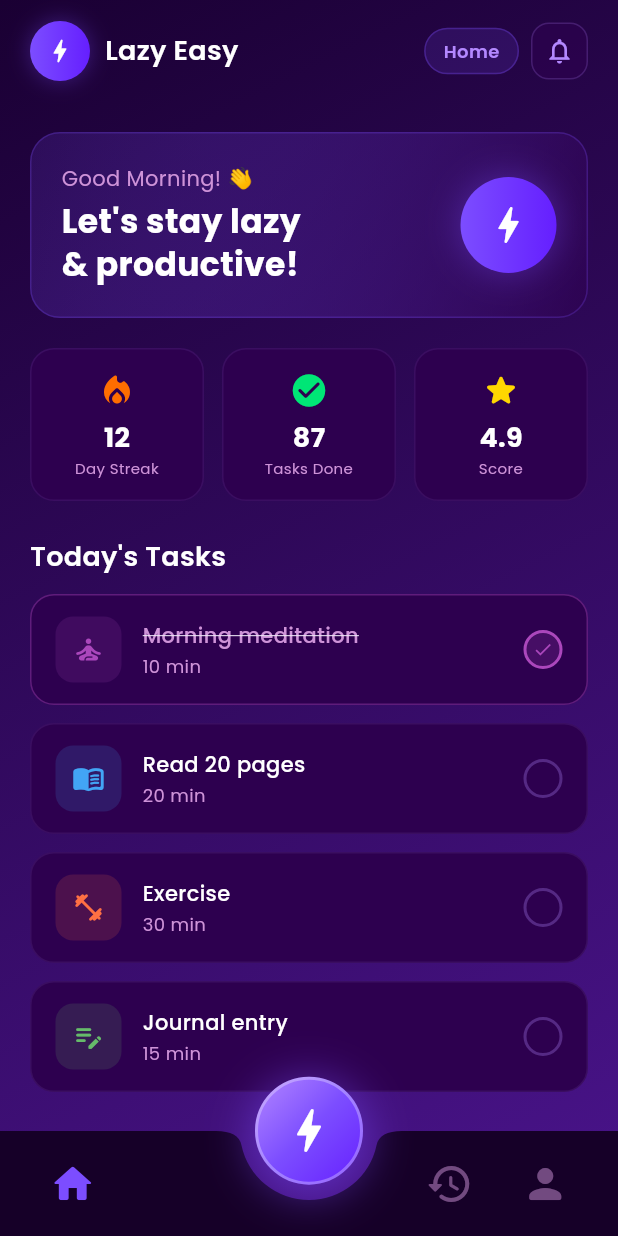
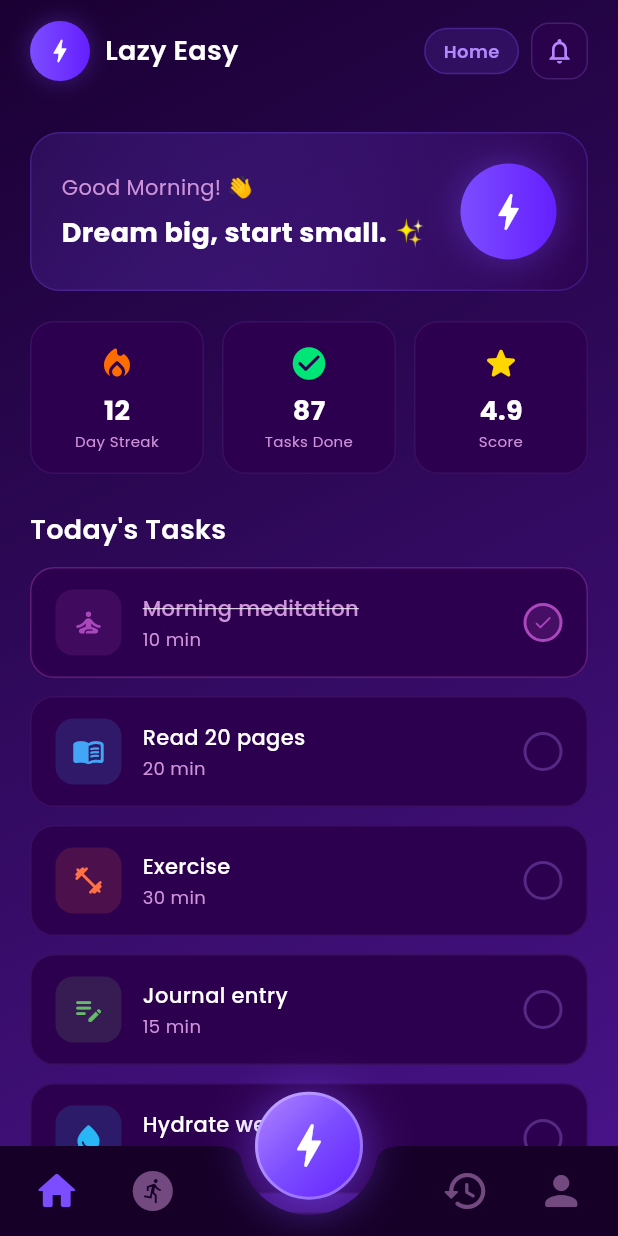
Before and after one commit to Sivakeerthivasan/Lazy-Easy, a Flutter app: the HomeScreen screen opened by its route, on a phone screen of 412 x 824 dp. Run offline on Flutter 3.47's test engine with Material 3 defaults, Android fonts, the light colour scheme and no system bars; our stand-ins replace go_router, google_fonts.

Commit message:
collab tab and changed some design

```diff
--- a/lib/features/presentation/pages/home_screen.dart
+++ b/lib/features/presentation/pages/home_screen.dart
@@ -1,6 +1,7 @@
 import 'package:flutter/material.dart';
 import 'package:google_fonts/google_fonts.dart';
 import 'package:lazy_easy/core/app_theme.dart';
+import 'package:lazy_easy/features/presentation/pages/tabs/collab_tab.dart';
 import 'package:lazy_easy/features/presentation/pages/tabs/home_tab.dart';
 import 'package:lazy_easy/features/presentation/pages/tabs/streaks_tab.dart';
 import 'package:lazy_easy/features/presentation/pages/tabs/history_tab.dart';
@@ -13,8 +14,7 @@ class HomeScreen extends StatefulWidget {
   State<HomeScreen> createState() => _HomeScreenState();
 }
 
-class _HomeScreenState extends State<HomeScreen>
-    with TickerProviderStateMixin {
+class _HomeScreenState extends State<HomeScreen> with TickerProviderStateMixin {
   int _currentIndex = 0;
 
   late final AnimationController _fadeController;
@@ -23,7 +23,7 @@ class _HomeScreenState extends State<HomeScreen>
   late final AnimationController _bounceController;
   late final Animation<double> _bounceAnim;
 
-  static const _titles = ['Home', 'Streaks', 'History', 'Profile'];
+  static const _titles = ['Home', 'Collab', 'Streaks', 'History', 'Profile'];
 
   @override
   void initState() {
@@ -64,10 +64,12 @@ class _HomeScreenState extends State<HomeScreen>
       case 0:
         return const HomeTab();
       case 1:
+        return const CollabTab();
+      case 2:
         return const StreaksTab();
-      case 2:
+      case 3:
         return const HistoryTab();
-      case 3:
+      case 4:
         return const ProfileTab();
       default:
         return const HomeTab();
@@ -87,7 +89,7 @@ class _HomeScreenState extends State<HomeScreen>
           return Transform.translate(
             offset: Offset(0, _bounceAnim.value),
             child: GestureDetector(
-              onTap: () => _onTabTapped(1),
+              onTap: () => _onTabTapped(2),
               child: Container(
                 height: 72,
                 width: 72,
@@ -132,7 +134,7 @@ class _HomeScreenState extends State<HomeScreen>
         color: const Color(0xFF160028),
         elevation: 0,
         padding: EdgeInsets.zero,
-        height: 70,
+        height: 60,
         child: Row(
           mainAxisAlignment: MainAxisAlignment.spaceAround,
           children: [
@@ -143,6 +145,11 @@ class _HomeScreenState extends State<HomeScreen>
                   icon: Icons.home_rounded,
                   isSelected: _currentIndex == 0,
                   onTap: () => _onTabTapped(0),
+                ),
+                _NavButton(
+                  icon: Icons.run_circle,
+                  isSelected: _currentIndex == 1,
+                  onTap: () => _onTabTapped(1),
                 ),
                 SizedBox(width: mq.size.width * 0.05),
               ],
@@ -155,13 +162,13 @@ class _HomeScreenState extends State<HomeScreen>
                 SizedBox(width: mq.size.width * 0.05),
                 _NavButton(
                   icon: Icons.history_rounded,
-                  isSelected: _currentIndex == 2,
-                  onTap: () => _onTabTapped(2),
+                  isSelected: _currentIndex == 3,
+                  onTap: () => _onTabTapped(3),
                 ),
                 _NavButton(
                   icon: Icons.person_rounded,
-                  isSelected: _currentIndex == 3,
-                  onTap: () => _onTabTapped(3),
+                  isSelected: _currentIndex == 4,
+                  onTap: () => _onTabTapped(4),
                 ),
               ],
             ),
@@ -215,7 +222,9 @@ class _NavButton extends StatelessWidget {
       icon: Icon(
         icon,
         size: 32,
-        color: isSelected ? AppTheme.primaryColor : AppTheme.textMuted.withValues(alpha: 0.5),
+        color: isSelected
+            ? AppTheme.primaryColor
+            : AppTheme.textMuted.withValues(alpha: 0.5),
       ),
       padding: const EdgeInsets.symmetric(horizontal: 16),
       constraints: const BoxConstraints(),
@@ -254,7 +263,11 @@ class _AppBar extends StatelessWidget {
                 ),
               ],
             ),
-            child: const Icon(Icons.bolt_rounded, size: 20, color: Colors.white),
+            child: const Icon(
+              Icons.bolt_rounded,
+              size: 20,
+              color: Colors.white,
+            ),
           ),
           const SizedBox(width: 10),
           Text(
--- a/lib/features/presentation/pages/tabs/home_tab.dart
+++ b/lib/features/presentation/pages/tabs/home_tab.dart
@@ -1,16 +1,66 @@
+import 'dart:async';
 import 'package:flutter/material.dart';
 import 'package:google_fonts/google_fonts.dart';
 import 'package:lazy_easy/core/app_theme.dart';
 
-class HomeTab extends StatelessWidget {
+class HomeTab extends StatefulWidget {
   const HomeTab({super.key});
+
+  @override
+  State<HomeTab> createState() => _HomeTabState();
+}
+
+class _HomeTabState extends State<HomeTab> {
+  final List<String> _quotes = [
+    "Dream big, start small. ✨",
+    "Small steps every day. 🚶",
+    "You are capable of amazing things.",
+    "Make today count. 🎯",
+    "Don't stop until you're proud.",
+  ];
+  int _currentQuoteIndex = 0;
+  Timer? _timer;
+
+  late ScrollController _scrollController;
+  bool _showStickyReminder = false;
+
+  @override
+  void initState() {
+    super.initState();
+    _scrollController = ScrollController();
+    _scrollController.addListener(() {
+      if (_scrollController.offset > 120 && !_showStickyReminder) {
+        setState(() => _showStickyReminder = true);
+      } else if (_scrollController.offset <= 120 && _showStickyReminder) {
+        setState(() => _showStickyReminder = false);
+      }
+    });
+
+    _timer = Timer.periodic(const Duration(seconds: 3), (timer) {
+      if (mounted) {
+        setState(() {
+          _currentQuoteIndex = (_currentQuoteIndex + 1) % _quotes.length;
+        });
+      }
+    });
+  }
+
+  @override
+  void dispose() {
+    _timer?.cancel();
+    _scrollController.dispose();
+    super.dispose();
+  }
 
   @override
   Widget build(BuildContext context) {
     final size = MediaQuery.of(context).size;
     final isSmall = size.width < 400;
 
-    return SingleChildScrollView(
+    return Stack(
+      children: [
+        SingleChildScrollView(
+          controller: _scrollController,
           physics: const BouncingScrollPhysics(),
           padding: EdgeInsets.symmetric(
             horizontal: isSmall ? 16 : 20,
@@ -34,19 +84,28 @@ class HomeTab extends StatelessWidget {
                               color: AppTheme.textMuted,
                             ),
                           ),
-                      const SizedBox(height: 4),
-                      Text(
-                        'Let\'s stay lazy\n& productive!',
+                          const SizedBox(height: 8),
+                          // Motivation Quote Carousel
+                          AnimatedSwitcher(
+                            duration: const Duration(milliseconds: 800),
+                            transitionBuilder: (Widget child, Animation<double> animation) {
+                              return FadeTransition(opacity: animation, child: child);
+                            },
+                            child: Text(
+                              _quotes[_currentQuoteIndex],
+                              key: ValueKey<int>(_currentQuoteIndex),
                               style: GoogleFonts.poppins(
-                          fontSize: isSmall ? 18 : 22,
+                                fontSize: isSmall ? 16 : 18,
                                 fontWeight: FontWeight.w700,
                                 color: AppTheme.onPrimary,
                                 height: 1.3,
                               ),
                             ),
+                          ),
                         ],
                       ),
                     ),
+                    const SizedBox(width: 12),
                     Container(
                       width: 64,
                       height: 64,
@@ -126,6 +185,46 @@ class HomeTab extends StatelessWidget {
               const SizedBox(height: 100), // bottom nav clearance
             ],
           ),
+        ),
+
+        // Sticky Header when Scrolled Down
+        AnimatedPositioned(
+          duration: const Duration(milliseconds: 300),
+          curve: Curves.easeInOutBack,
+          top: _showStickyReminder ? 0 : -80,
+          left: 0,
+          right: 0,
+          child: Container(
+            padding: const EdgeInsets.symmetric(vertical: 16),
+            decoration: BoxDecoration(
+               color: AppTheme.primaryDark.withValues(alpha: 0.95),
+               borderRadius: const BorderRadius.vertical(bottom: Radius.circular(20)),
+               boxShadow: [
+                 BoxShadow(
+                   color: AppTheme.primaryColor.withValues(alpha: 0.3),
+                   blurRadius: 15,
+                   spreadRadius: 2,
+                 ),
+               ],
+            ),
+            child: Row(
+              mainAxisAlignment: MainAxisAlignment.center,
+              children: [
+                const Icon(Icons.favorite_rounded, color: Colors.white, size: 20),
+                const SizedBox(width: 12),
+                Text(
+                  "Don't quit! You got this. 🔥",
+                  style: GoogleFonts.poppins(
+                    fontSize: 16,
+                    fontWeight: FontWeight.w600,
+                    color: Colors.white,
+                  ),
+                ),
+              ],
+            ),
+          ),
+        ),
+      ],
     );
   }
 
@@ -139,6 +238,11 @@ class HomeTab extends StatelessWidget {
           const Color(0xFFFF7043), false),
       _TaskData('Journal entry', '15 min', Icons.edit_note_rounded,
           const Color(0xFF66BB6A), false),
+      // Adding extra tasks so scroll works
+      _TaskData('Hydrate well', '3 min', Icons.water_drop_rounded,
+          const Color(0xFF29B6F6), false),
+      _TaskData('Stretch legs', '5 min', Icons.accessibility_new_rounded,
+          const Color(0xFFF06292), false),
     ];
 
     return tasks
```
Also changed, not shown: lib/features/presentation/pages/tabs/collab_tab.dart (added, +259 -0 lines), lib/features/presentation/pages/tabs/profile_tab.dart (+12 -7 lines), 3 other files. Lines whose indentation alone changed are shown as unchanged.
